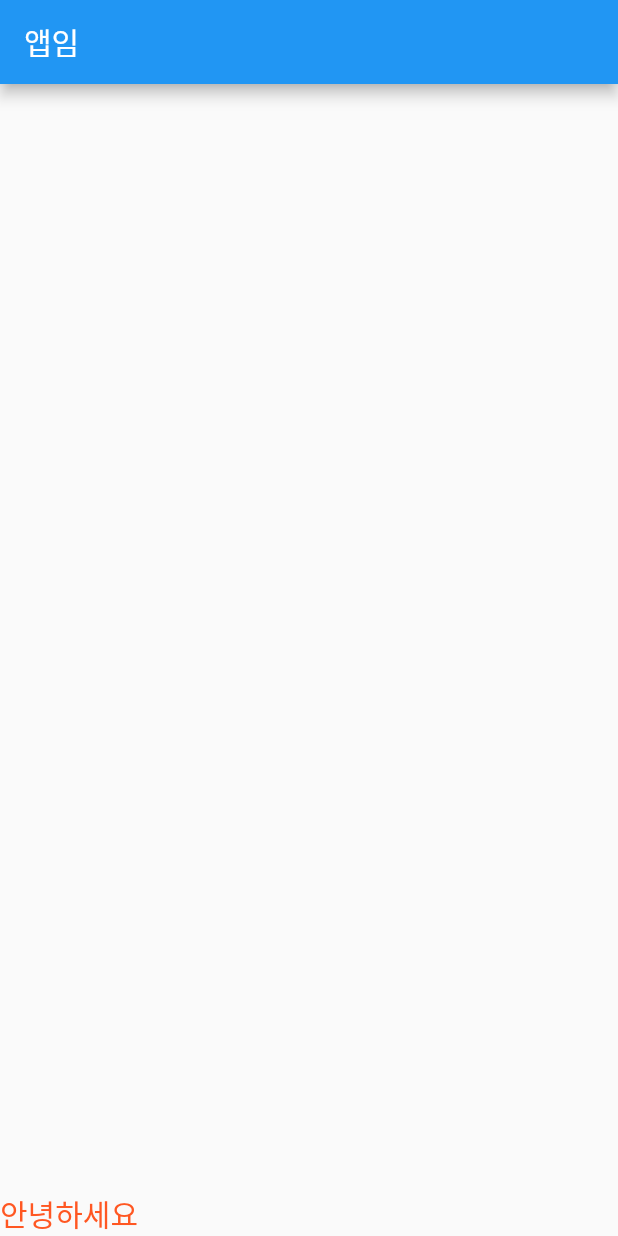
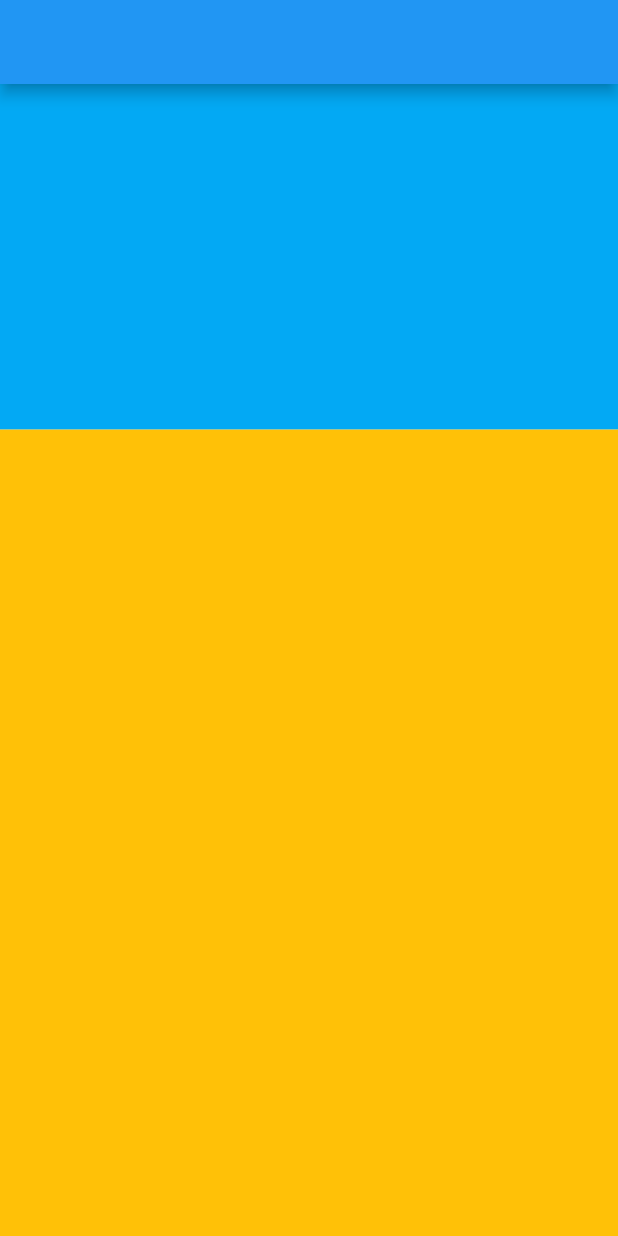
Before and after one commit to changDDAO/contact, a Flutter app: the screen it shows after launch, on a phone screen of 412 x 824 dp. Run offline on Flutter 3.47's test engine with Material 2 defaults, Android fonts, the phone set to English and light mode, and no system bars.

Commit message:
test layout

```diff
--- a/lib/main.dart
+++ b/lib/main.dart
@@ -11,17 +11,14 @@ class MyApp extends StatelessWidget {
   Widget build(BuildContext context) {
     return MaterialApp(
         home: Scaffold(
-          appBar: AppBar(title: Text('앱임')),
-          body: SizedBox(
-            child: Align(
-              alignment: Alignment.bottomLeft,
-              child: Text('안녕하세요',
-              style: TextStyle(fontSize: 20, color: Colors.deepOrange
-              ),
-              ),
-            ),
-
-          ),
-        ));
+          appBar: AppBar(),
+          body: Column(
+            children: [
+              Flexible(flex: 3,child: Container(color: Colors.lightBlue,),),
+              Flexible(flex: 7,child: Container(color: Colors.amber),),
+            ],
+          )
+        )
+    );
   }
 }
```
